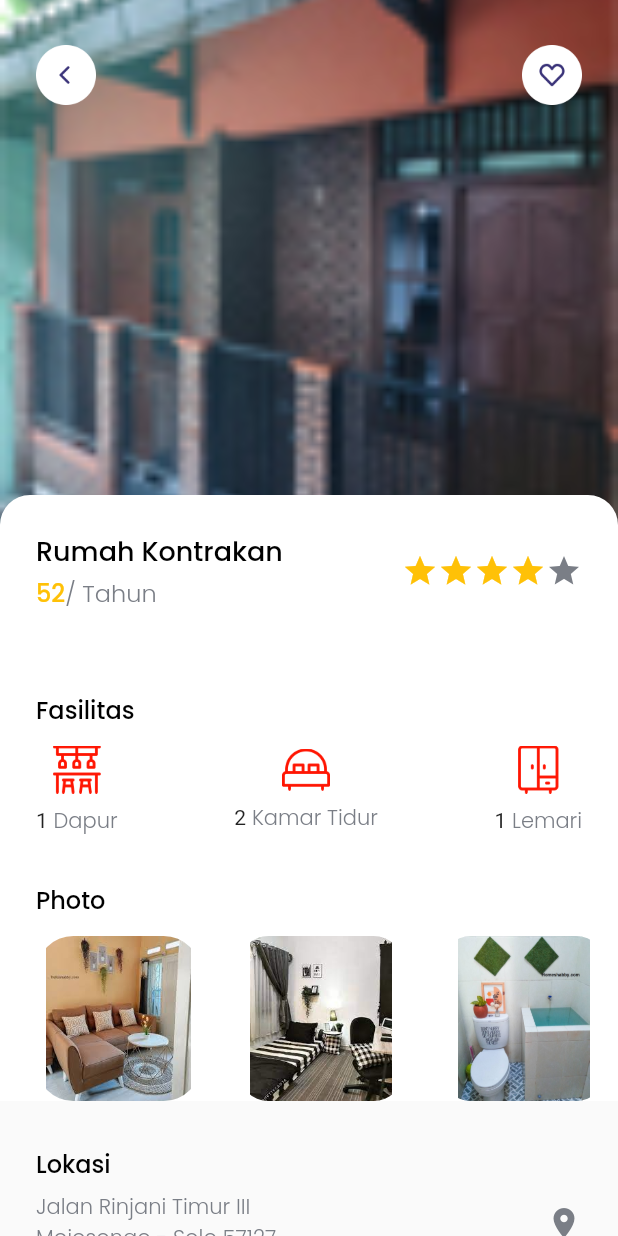
After one commit to masendhy/ngekost_flutter_mobileApp, a Flutter app: the DetailPage screen opened directly, on a phone screen of 412 x 824 dp. The commit adds this screen. Run offline on Flutter 3.47's test engine with Material 2 defaults, Android fonts, the phone set to English and light mode, and no system bars; our stand-ins replace google_fonts.

Commit message:
modified:   assets/home.png         modified:   lib/pages/home_page.dart         modified:   lib/theme.dart         modified:   lib/widgets/kontrakan_card.dart         modified:   lib/widgets/space_card.dart         modified:   linux/flutter/generated_plugin_registrant.cc         modified:   linux/flutter/generated_plugins.cmake         modified:   macos/Flutter/GeneratedPluginRegistrant.swift         modified:   pubspec.lock         modified:   pubspec.yaml         modified:   windows/flutter/generated_plugin_registrant.cc         modified:   windows/flutter/generated_plugins.cmake

```diff
--- /dev/null
+++ b/lib/pages/detail_page.dart
@@ -0,0 +1,281 @@
+import 'package:flutter/material.dart';
+import 'package:several_days/theme.dart';
+import 'package:several_days/widgets/facility_item.dart';
+import 'package:url_launcher/url_launcher.dart';
+
+class DetailPage extends StatelessWidget {
+//  const DetailPage({super.key});
+  final Uri _url = Uri.parse('https://goo.gl/maps/NEYrjvJiAGt5GTzn7');
+  Future<void> _launchUrl() async {
+    if (!await launchUrl(_url)) {
+      throw 'Could not launch $_url';
+    }
+  }
+
+  final Uri _phone = Uri.parse('tel:+628562985589');
+  Future<void> _launcPhoneUrl() async {
+    if (!await launchUrl(_phone)) {
+      throw 'Could not launc $_phone';
+    }
+  }
+
+  @override
+  Widget build(BuildContext context) {
+    return Scaffold(
+      body: SafeArea(
+        bottom: false,
+        child: Stack(
+          children: [
+            Image.asset(
+              'assets/images/kontrakan.jpg',
+              width: MediaQuery.of(context).size.width,
+              height: 350,
+              fit: BoxFit.cover,
+            ),
+            ListView(
+              children: [
+                SizedBox(
+                  height: 330,
+                ),
+                Container(
+                  width: MediaQuery.of(context).size.width,
+                  decoration: BoxDecoration(
+                      borderRadius:
+                          BorderRadius.vertical(top: Radius.circular(20)),
+                      color: whiteColor),
+                  child: Column(
+                    crossAxisAlignment: CrossAxisAlignment.start,
+                    children: [
+                      Padding(
+                        padding: EdgeInsets.symmetric(
+                            horizontal: edge, vertical: edge),
+                        child: Row(
+                          mainAxisAlignment: MainAxisAlignment.spaceBetween,
+                          children: [
+                            Column(
+                              crossAxisAlignment: CrossAxisAlignment.start,
+                              children: [
+                                Text(
+                                  'Rumah Kontrakan',
+                                  style: blackTextStyle.copyWith(fontSize: 18),
+                                ),
+                                SizedBox(
+                                  height: 2,
+                                ),
+                                Text.rich(TextSpan(
+                                    text: '${52}',
+                                    style:
+                                        orangeTextStyle.copyWith(fontSize: 16),
+                                    children: [
+                                      TextSpan(
+                                          text: '/ Tahun', style: greyTextStyle)
+                                    ])),
+                              ],
+                            ),
+                            Row(
+                              children: [
+                                Icon(
+                                  Icons.grade,
+                                  color: orangeColor,
+                                ),
+                                Icon(
+                                  Icons.grade,
+                                  color: orangeColor,
+                                ),
+                                Icon(
+                                  Icons.grade,
+                                  color: orangeColor,
+                                ),
+                                Icon(
+                                  Icons.grade,
+                                  color: orangeColor,
+                                ),
+                                Icon(
+                                  Icons.grade,
+                                  color: greyColor,
+                                ),
+                              ],
+                            ),
+                          ],
+                        ),
+                      ),
+                      SizedBox(
+                        height: 30,
+                      ),
+                      Padding(
+                        padding: EdgeInsets.only(left: edge),
+                        child: Text('Fasilitas',
+                            style: blackTextStyle.copyWith(fontSize: 16)),
+                      ),
+                      SizedBox(
+                        height: 12,
+                      ),
+                      Padding(
+                        padding: EdgeInsets.symmetric(horizontal: edge),
+                        child: Row(
+                          mainAxisAlignment: MainAxisAlignment.spaceBetween,
+                          children: [
+                            FacilityItem(
+                              facility: 'Dapur',
+                              imageUrl: 'assets/kitchen.png',
+                              items: 1,
+                            ),
+                            FacilityItem(
+                              facility: 'Kamar Tidur',
+                              imageUrl: 'assets/bed_room.png',
+                              items: 2,
+                            ),
+                            FacilityItem(
+                              facility: 'Lemari',
+                              imageUrl: 'assets/wardrobe.png',
+                              items: 1,
+                            ),
+                          ],
+                        ),
+                      ),
+                      SizedBox(
+                        height: 30,
+                      ),
+                      Padding(
+                        padding: EdgeInsets.only(left: edge),
+                        child: Text(
+                          'Photo',
+                          style: blackTextStyle.copyWith(fontSize: 16),
+                        ),
+                      ),
+                      SizedBox(
+                        height: 12,
+                      ),
+                      Container(
+                          width: MediaQuery.of(context).size.width,
+                          height: 110,
+                          child: ListView(
+                            scrollDirection: Axis.horizontal,
+                            children: [
+                              SizedBox(
+                                width: edge,
+                              ),
+                              ClipRRect(
+                                borderRadius: BorderRadius.circular(25),
+                                child: Image.asset(
+                                  'assets/ruang_tamu.jpeg',
+                                  width: 110,
+                                  height: 110,
+                                ),
+                              ),
+                              SizedBox(
+                                width: 25,
+                              ),
+                              ClipRRect(
+                                borderRadius: BorderRadius.circular(20),
+                                child: Image.asset(
+                                  'assets/kamar_tidur.jpeg',
+                                  width: 110,
+                                  height: 110,
+                                ),
+                              ),
+                              SizedBox(
+                                width: 25,
+                              ),
+                              ClipRRect(
+                                borderRadius: BorderRadius.circular(20),
+                                child: Image.asset(
+                                  'assets/kamar_mandi.jpeg',
+                                  width: 110,
+                                  height: 110,
+                                ),
+                              ),
+                              SizedBox(
+                                width: 25,
+                              )
+                            ],
+                          ))
+                    ],
+                  ),
+                ),
+                SizedBox(
+                  height: 30,
+                ),
+                Padding(
+                  padding: EdgeInsets.only(left: edge),
+                  child: Text(
+                    'Lokasi',
+                    style: blackTextStyle.copyWith(fontSize: 16),
+                  ),
+                ),
+                SizedBox(
+                  height: 6,
+                ),
+                Padding(
+                  padding: EdgeInsets.symmetric(horizontal: edge),
+                  child: Row(
+                    mainAxisAlignment: MainAxisAlignment.spaceBetween,
+                    children: [
+                      Text(
+                        'Jalan Rinjani Timur III\nMojosongo - Solo 57127',
+                        style: greyTextStyle,
+                      ),
+                      InkWell(
+                        onTap: _launchUrl,
+                        child: Icon(
+                          Icons.room,
+                          color: greyColor,
+                        ),
+                      )
+                    ],
+                  ),
+                ),
+                SizedBox(
+                  height: 40,
+                ),
+                Container(
+                    margin: EdgeInsets.symmetric(horizontal: edge),
+                    height: 50,
+                    width: MediaQuery.of(context).size.width - (2 * edge),
+                    child: ElevatedButton(
+                      child: Text(
+                        'Pesan Sekarang',
+                        style: whiteTextStyle.copyWith(fontSize: 18),
+                      ),
+                      onPressed: () {
+                        _launcPhoneUrl();
+                      },
+                      style: ElevatedButton.styleFrom(
+                        backgroundColor: redColor,
+                        shape: RoundedRectangleBorder(
+                          borderRadius: BorderRadius.circular(10),
+                        ),
+                      ),
+                    )),
+                SizedBox(
+                  height: 40,
+                )
+              ],
+            ),
+            Padding(
+              padding: EdgeInsets.symmetric(horizontal: edge, vertical: 30),
+              child: Row(
+                mainAxisAlignment: MainAxisAlignment.spaceBetween,
+                children: [
+                  InkWell(
+                    onTap: () {
+                      Navigator.pop(context);
+                    },
+                    child: Image.asset(
+                      'assets/btn_back.png',
+                      width: 40,
+                    ),
+                  ),
+                  Image.asset(
+                    'assets/btn_wishlist.png',
+                    width: 40,
+                  ),
+                ],
+              ),
+            ),
+          ],
+        ),
+      ),
+    );
+  }
+}
--- a/lib/pages/home_page.dart
+++ b/lib/pages/home_page.dart
@@ -37,7 +37,7 @@ class HomePage extends StatelessWidget {
               Padding(
                 padding: EdgeInsets.only(left: edge),
                 child: Text(
-                  'Jl.Rinjani Timur III/05 Mojosongo 47121 - Solo',
+                  'Jl.Rinjani Timur III/05 Mojosongo 47127 - Solo',
                   style: greyTextStyle.copyWith(fontSize: 16),
                 ),
               ),
@@ -89,7 +89,6 @@ class HomePage extends StatelessWidget {
               SizedBox(
                 height: 30,
               ),
-
               Column(
                 children: [
                   SpaceCard(
@@ -108,11 +107,11 @@ class HomePage extends StatelessWidget {
               ),
               Column(
                 children: [
-                  KontrakanCard(
-                    KontrakanModel(
+                  SpaceCard(
+                    SpaceModel(
                         id: 4,
                         name: 'Rumah Kontrakan',
-                        imageUrl: 'assets/images/kost.jpg',
+                        imageUrl: 'assets/images/kontrakan.jpg',
                         price:
                             '${NumberFormat.currency(locale: "id").format(10000000)}',
                         stay: '2 Rumah'),
--- a/lib/theme.dart
+++ b/lib/theme.dart
@@ -5,8 +5,8 @@ import 'package:google_fonts/google_fonts.dart';
 import 'package:intl/intl.dart';
 
 Color redColor = Color.fromARGB(255, 255, 0, 0);
-Color orangeColor = Color(0xffFF9376);
-Color pinkColor = Color(0xffFF5B5B);
+Color orangeColor = Colors.amber;
+Color pinkColor = Color(0xFFFF5B5B);
 Color blackColor = Color(0xff000000);
 Color whiteColor = Color(0xffFFFFFF);
 Color greyColor = Color(0xff7A7E86);
--- /dev/null
+++ b/lib/widgets/facility_item.dart
@@ -0,0 +1,33 @@
+import 'package:flutter/material.dart';
+
+import '../theme.dart';
+
+class FacilityItem extends StatelessWidget {
+  //  const FacilityItem({super.key});
+
+  final String facility;
+  final String imageUrl;
+  final int items;
+
+  FacilityItem(
+      {required this.facility, required this.imageUrl, required this.items});
+
+  @override
+  Widget build(BuildContext context) {
+    return Column(
+      crossAxisAlignment: CrossAxisAlignment.center,
+      children: [
+        Image.asset(
+          imageUrl,
+          width: 32,
+        ),
+        SizedBox(
+          height: 8,
+        ),
+        Text.rich(TextSpan(
+            text: '$items',
+            children: [TextSpan(text: ' $facility', style: greyTextStyle)])),
+      ],
+    );
+  }
+}
--- a/lib/widgets/kontrakan_card.dart
+++ b/lib/widgets/kontrakan_card.dart
@@ -1,6 +1,7 @@
 import 'package:flutter/material.dart';
 import 'package:several_days/models/kontrakan_model.dart';
 import 'package:several_days/models/space_model.dart';
+import 'package:several_days/pages/detail_page.dart';
 import 'package:several_days/theme.dart';
 
 class KontrakanCard extends StatelessWidget {
@@ -12,7 +13,12 @@ class KontrakanCard extends StatelessWidget {
 
   @override
   Widget build(BuildContext context) {
-    return Padding(
+    return InkWell(
+      onTap: () {
+        Navigator.push(
+            context, MaterialPageRoute(builder: (context) => DetailPage()));
+      },
+      child: Padding(
         padding: EdgeInsets.only(left: edge),
         child: Row(
           children: [
@@ -66,7 +72,9 @@ class KontrakanCard extends StatelessWidget {
                 Text.rich(TextSpan(
                     text: '${space.price}',
                     style: orangeTextStyle.copyWith(fontSize: 16),
-                  children: [TextSpan(text: '/ Tahun', style: greyTextStyle)])),
+                    children: [
+                      TextSpan(text: '/ Tahun', style: greyTextStyle)
+                    ])),
                 SizedBox(
                   height: 15,
                 ),
@@ -78,6 +86,7 @@ class KontrakanCard extends StatelessWidget {
             )
           ],
         ),
+      ),
     );
   }
 }
--- a/lib/widgets/space_card.dart
+++ b/lib/widgets/space_card.dart
@@ -1,5 +1,6 @@
 import 'package:flutter/material.dart';
 import 'package:several_days/models/space_model.dart';
+import 'package:several_days/pages/detail_page.dart';
 import 'package:several_days/theme.dart';
 
 // halaman space_card.dart untuk membuat seluruh code pada section kamar kost yang kemudian akan dipanggil dan ditampilkan melalui halaman home_page.dart
@@ -13,7 +14,10 @@ class SpaceCard extends StatelessWidget {
 
   @override
   Widget build(BuildContext context) {
-    return Padding(
+    return InkWell(
+      onTap: () => Navigator.push(
+          context, MaterialPageRoute(builder: (context) => DetailPage())),
+      child: Padding(
         padding: EdgeInsets.only(left: edge),
         child: Row(
           children: [
@@ -67,7 +71,9 @@ class SpaceCard extends StatelessWidget {
                 Text.rich(TextSpan(
                     text: '${space.price}',
                     style: orangeTextStyle.copyWith(fontSize: 16),
-                  children: [TextSpan(text: '/ Bulan', style: greyTextStyle)])),
+                    children: [
+                      TextSpan(text: '/ Bulan', style: greyTextStyle)
+                    ])),
                 SizedBox(
                   height: 5,
                 ),
@@ -79,6 +85,7 @@ class SpaceCard extends StatelessWidget {
             )
           ],
         ),
+      ),
     );
   }
 }
--- a/pubspec.yaml
+++ b/pubspec.yaml
@@ -34,6 +34,7 @@ dependencies:
     sdk: flutter
   google_fonts: ^3.0.1
   intl: ^0.17.0
+  url_launcher: ^6.1.6
 
 dev_dependencies:
   flutter_lints: ^2.0.0
```
Also changed, not shown: assets/bed_room.png (added), assets/btn_back.png (added), assets/btn_wishlist.png (added), assets/home.png, assets/images/kontrakan.jpg (added), assets/kamar_mandi.jpeg (added), assets/kamar_tidur.jpeg (added), assets/kitchen.png (added), assets/ruang_tamu.jpeg (added), assets/wardrobe.png (added), pubspec.lock, 5 other files. Lines whose indentation alone changed are shown as unchanged.
